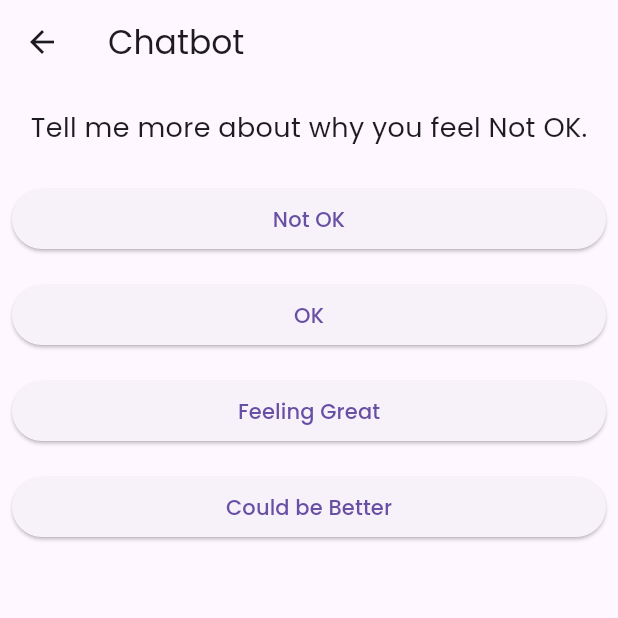
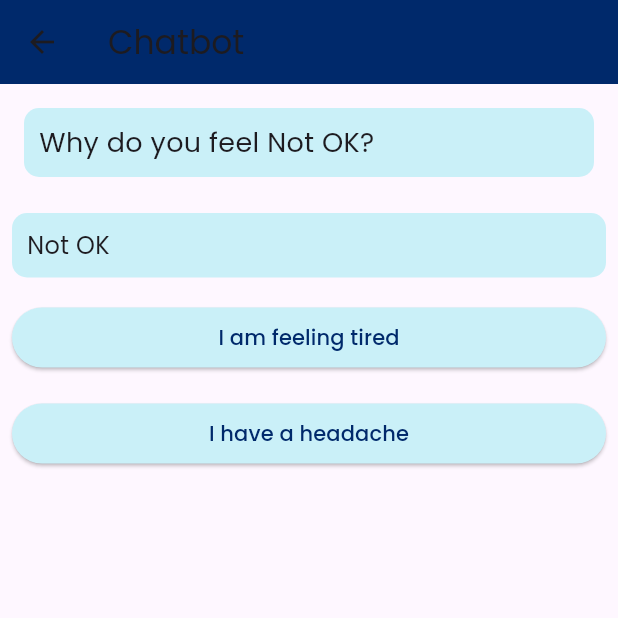
Before and after one commit to subrabala/TruTherapy, a Flutter app: the ChatBotScreen screen opened directly, after a tap on "Not OK", on a phone screen of 412 x 824 dp, the top half of it. Run offline on Flutter 3.47's test engine with Material 3 defaults, Android fonts, the phone set to English and light mode, and no system bars; our stand-ins replace flutter_svg, get, google_fonts, google_sign_in, lottie, smooth_page_indicator; network calls fail.

Commit message:
Q and A sorted

```diff
--- a/lib/controllers/chatbot_controller.dart
+++ b/lib/controllers/chatbot_controller.dart
@@ -1,8 +1,10 @@
 import 'package:get/get.dart';
+import 'package:fsui/constants.dart'; // Ensure AppColors is imported
 
 class ChatBotController extends GetxController {
   var question = 'How are you feeling?'.obs;
   var answers = <Map<String, String>>[].obs;
+  var selectedAnswers = <String>[].obs;
 
   @override
   void onInit() {
@@ -20,7 +22,23 @@ class ChatBotController extends GetxController {
   }
 
   void selectAnswer(String answerId) {
-    question.value =
-        'Tell me more about why you feel ${answers.firstWhere((a) => a['id'] == answerId)['text']}.';
+    selectedAnswers.add(answers.firstWhere((a) => a['id'] == answerId)['text']!);
+    fetchNewQuestionAndAnswers(answerId);
+  }
+
+  void fetchNewQuestionAndAnswers(String answerId) {
+    if (answerId == '1') {
+      question.value = 'Why do you feel Not OK?';
+      answers.value = [
+        {'id': '5', 'text': 'I am feeling tired'},
+        {'id': '6', 'text': 'I have a headache'},
+      ];
+    } else if (answerId == '2') {
+      question.value = 'What makes you feel OK?';
+      answers.value = [
+        {'id': '7', 'text': 'Just relaxing'},
+        {'id': '8', 'text': 'Talking to friends'},
+      ];
+    }
   }
 }
--- a/lib/screens/bottom_navbar_screens/chatbot_screen.dart
+++ b/lib/screens/bottom_navbar_screens/chatbot_screen.dart
@@ -1,6 +1,7 @@
 import 'package:flutter/material.dart';
 import 'package:fsui/controllers/chatbot_controller.dart';
 import 'package:get/get.dart';
+import 'package:fsui/constants.dart'; // Ensure AppColors is imported
 
 class ChatBotScreen extends StatelessWidget {
   final ChatBotController controller = Get.put(ChatBotController());
@@ -10,22 +11,51 @@ class ChatBotScreen extends StatelessWidget {
     return Scaffold(
       appBar: AppBar(
         title: const Text('Chatbot'),
+        backgroundColor: AppColors.dark800,
       ),
-      body: Column(
-        children: [
-          Obx(() => Padding(
+      body: Obx(() {
+        return ListView.builder(
+          itemCount: controller.selectedAnswers.length + 1 + controller.answers.length,
+          itemBuilder: (context, index) {
+            // Display question
+            if (index == 0) {
+              return Padding(
                 padding: const EdgeInsets.all(16.0),
+                child: Container(
+                  padding: const EdgeInsets.all(10.0),
+                  decoration: BoxDecoration(
+                    color: AppColors.light100,
+                    borderRadius: BorderRadius.circular(10),
+                  ),
                   child: Text(
                     controller.question.value,
                     style: const TextStyle(fontSize: 18),
                   ),
-              )),
-          Expanded(
-            child: Obx(() {
-              return ListView.builder(
-                itemCount: controller.answers.length,
-                itemBuilder: (context, index) {
-                  final answer = controller.answers[index];
+                ),
+              );
+            }
+
+            // Display selected answers
+            if (index <= controller.selectedAnswers.length) {
+              final answer = controller.selectedAnswers[index - 1];
+              return Padding(
+                padding: const EdgeInsets.all(8.0),
+                child: Container(
+                  padding: const EdgeInsets.all(10.0),
+                  decoration: BoxDecoration(
+                    color: AppColors.light100,
+                    borderRadius: BorderRadius.circular(10),
+                  ),
+                  child: Text(
+                    answer,
+                    style: const TextStyle(fontSize: 16),
+                  ),
+                ),
+              );
+            }
+
+            // Display answer options
+            final answer = controller.answers[index - controller.selectedAnswers.length - 1];
             return Padding(
               padding: const EdgeInsets.all(8.0),
               child: ElevatedButton(
@@ -33,14 +63,15 @@ class ChatBotScreen extends StatelessWidget {
                   controller.selectAnswer(answer['id']!);
                 },
                 child: Text(answer['text']!),
+                style: ElevatedButton.styleFrom(
+                  foregroundColor: AppColors.dark800,
+                  backgroundColor: AppColors.light100,
+                ),
               ),
             );
           },
         );
       }),
-          ),
-        ],
-      ),
     );
   }
 }
```
Lines whose indentation alone changed are shown as unchanged.
